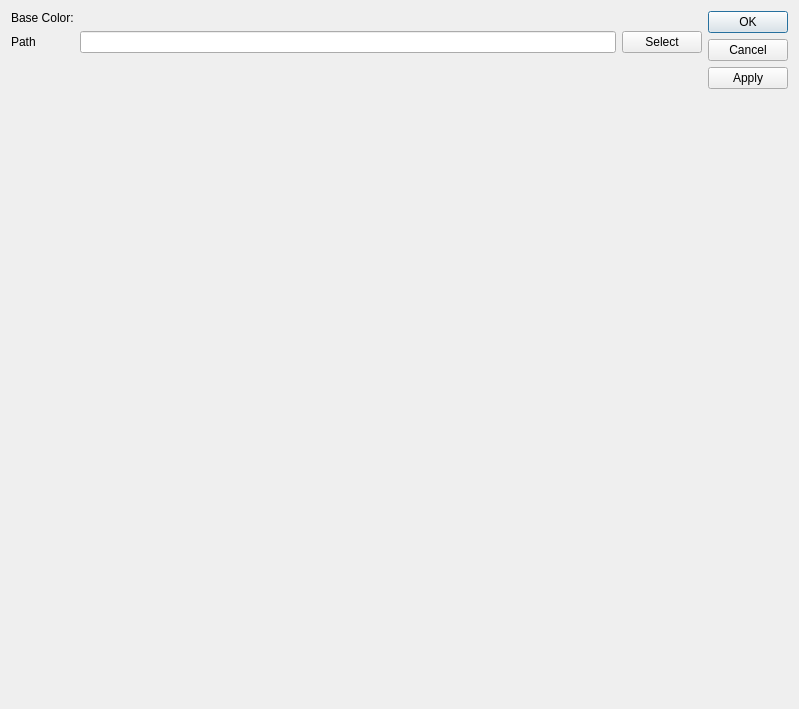
beige/CreatorStyleEdit, file src/styleeditor.ui: the form before one commit.
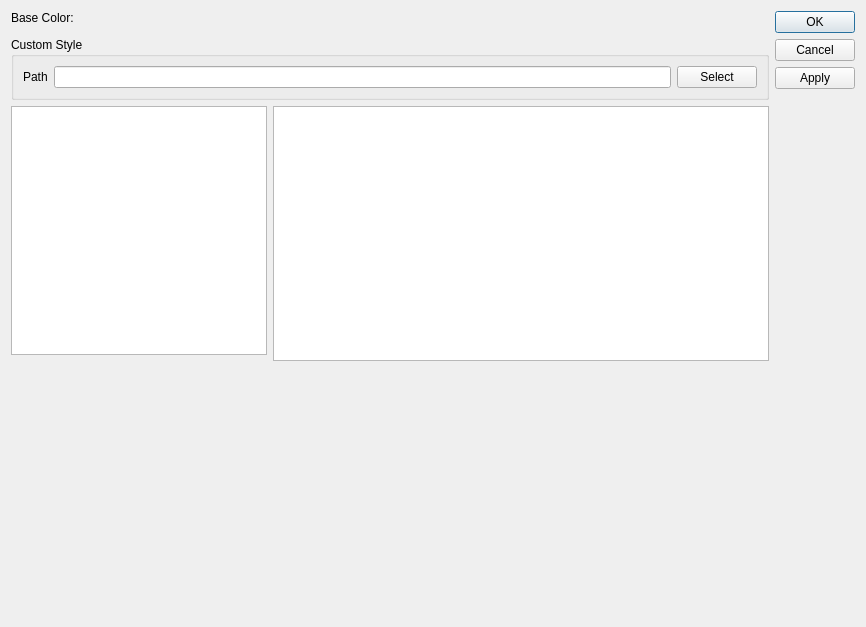
The form after the commit. Custom widgets are drawn as their Qt base class.

Commit message: added custom style to resources W

```diff
--- a/src/styleeditor.ui
+++ b/src/styleeditor.ui
@@ -6,15 +6,15 @@
    <rect>
     <x>0</x>
     <y>0</y>
-    <width>799</width>
-    <height>709</height>
+    <width>866</width>
+    <height>627</height>
    </rect>
   </property>
   <property name="windowTitle">
    <string>Dialog</string>
   </property>
   <layout class="QGridLayout" name="gridLayout">
-   <item row="0" column="3" rowspan="3">
+   <item row="0" column="4" rowspan="6">
     <widget class="QDialogButtonBox" name="buttonBox">
      <property name="orientation">
       <enum>Qt::Vertical</enum>
@@ -24,16 +24,6 @@
      </property>
     </widget>
    </item>
-   <item row="1" column="0">
-    <widget class="QLabel" name="stylesheetPathLabel">
-     <property name="text">
-      <string>Path</string>
-     </property>
-    </widget>
-   </item>
-   <item row="0" column="1" colspan="2">
-    <widget class="ColorSelectorWidget" name="styleSheetBaseSelector" native="true"/>
-   </item>
    <item row="0" column="0">
     <widget class="QLabel" name="styleSheetBaseColorLabel">
      <property name="text">
@@ -41,21 +31,7 @@
      </property>
     </widget>
    </item>
-   <item row="1" column="2">
-    <widget class="QPushButton" name="selectStyleSheetPushButton">
-     <property name="text">
-      <string>Select</string>
-     </property>
-    </widget>
-   </item>
-   <item row="1" column="1">
-    <widget class="QLineEdit" name="stylesheetPathLineEdit">
-     <property name="readOnly">
-      <bool>true</bool>
-     </property>
-    </widget>
-   </item>
-   <item row="2" column="2">
+   <item row="5" column="2">
     <spacer name="verticalSpacer">
      <property name="orientation">
       <enum>Qt::Vertical</enum>
@@ -68,6 +44,52 @@
      </property>
     </spacer>
    </item>
+   <item row="2" column="0" colspan="4">
+    <widget class="QGroupBox" name="customStyleGroupBox">
+     <property name="title">
+      <string>Custom Style</string>
+     </property>
+     <layout class="QGridLayout" name="gridLayout_2">
+      <item row="0" column="0">
+       <widget class="QLabel" name="stylesheetPathLabel">
+        <property name="text">
+         <string>Path</string>
+        </property>
+       </widget>
+      </item>
+      <item row="0" column="1">
+       <widget class="QLineEdit" name="stylesheetPathLineEdit">
+        <property name="readOnly">
+         <bool>true</bool>
+        </property>
+       </widget>
+      </item>
+      <item row="0" column="2">
+       <widget class="QPushButton" name="selectStyleSheetPushButton">
+        <property name="text">
+         <string>Select</string>
+        </property>
+       </widget>
+      </item>
+     </layout>
+    </widget>
+   </item>
+   <item row="3" column="3" rowspan="2">
+    <widget class="QTextEdit" name="styleDescriptionTextEdit">
+     <property name="undoRedoEnabled">
+      <bool>false</bool>
+     </property>
+     <property name="readOnly">
+      <bool>true</bool>
+     </property>
+    </widget>
+   </item>
+   <item row="3" column="0" colspan="3">
+    <widget class="QListWidget" name="styleListWidget"/>
+   </item>
+   <item row="0" column="1" colspan="2">
+    <widget class="ColorSelectorWidget" name="styleSheetBaseSelector" native="true"/>
+   </item>
   </layout>
  </widget>
  <customwidgets>
```
The commit also changes 8 other files.
